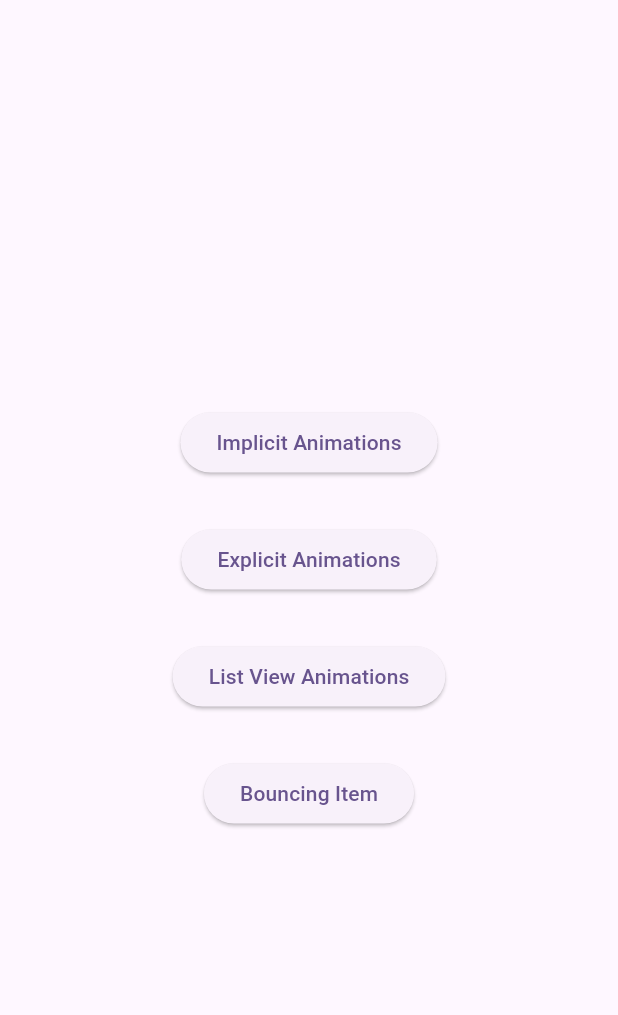
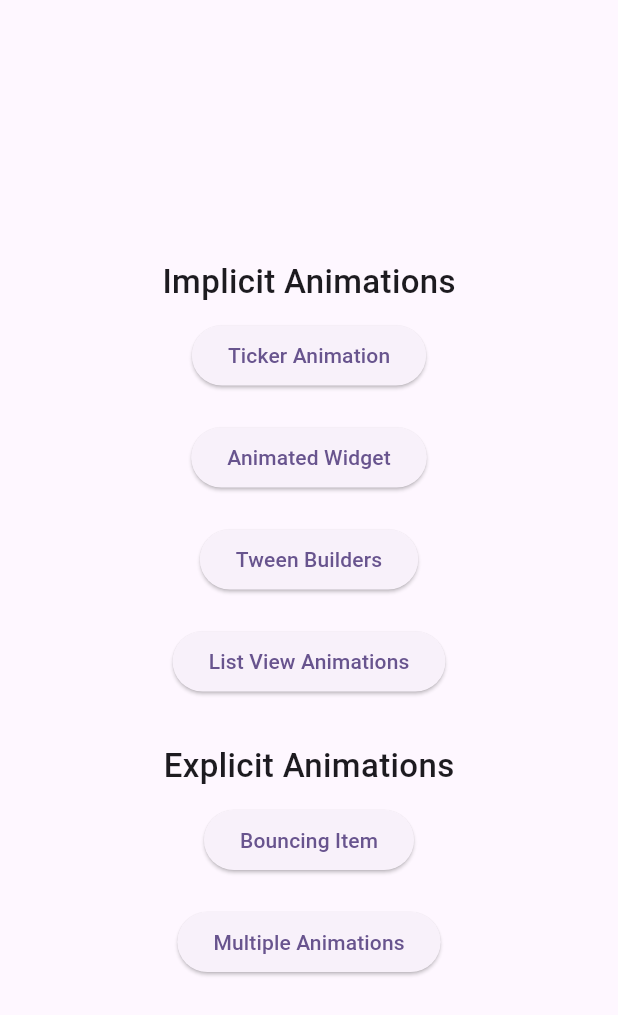
Before and after one commit to gaurishankar007/Flutter-Animations, a Flutter app: the screen it shows after launch, on a phone screen of 412 x 824 dp. Shown: the top 1015 px of the screen. Run offline on Flutter 3.47's test engine with Material 3 defaults, Android fonts, the phone set to English and light mode, and no system bars.

Commit message:
refactor: categorization

```diff
--- a/lib/main.dart
+++ b/lib/main.dart
@@ -1,9 +1,11 @@
 import 'package:flutter/material.dart';
-import 'package:flutter_animations/screens/bouncing_item.dart';
-import 'package:flutter_animations/screens/explicit_animations.dart';
-import 'package:flutter_animations/screens/home.dart';
-import 'package:flutter_animations/screens/implicit_animations.dart';
-import 'package:flutter_animations/screens/list_animation.dart';
+import 'screens/explicit/bouncing_item.dart';
+import 'screens/explicit/multiple_animations.dart';
+import 'screens/home.dart';
+import 'screens/implicit/animated_list_view.dart';
+import 'screens/implicit/animated_widgets.dart';
+import 'screens/implicit/ticker_animation.dart';
+import 'screens/implicit/tween_builders.dart';
 
 void main() {
   runApp(const MyApp());
@@ -24,10 +26,12 @@ class MyApp extends StatelessWidget {
       initialRoute: "/",
       routes: {
         "/": (context) => const Home(),
-        "/implicit": (context) => const ImplicitAnimations(),
-        "/explicit": (context) => const ExplicitAnimations(),
-        "/animatedList": (context) => const ListViewAnimation(),
+        "/ticker": (context) => const TickerAnimation(),
+        "/animatedWidget": (context) => const AnimatedWidgets(),
+        "/tweenBuilder": (context) => const TweenBuilders(),
+        "/animatedListView": (context) => const AnimatedListView(),
         "/bouncingItem": (context) => const BouncingItem(),
+        "/multipleAnimations": (context) => const MultipleAnimations(),
       },
     );
   }
--- a/lib/screens/home.dart
+++ b/lib/screens/home.dart
@@ -14,24 +14,44 @@ class Home extends StatelessWidget {
           child: Column(
             mainAxisAlignment: MainAxisAlignment.center,
             children: [
+              const Text(
+                "Implicit Animations",
+                style: TextStyle(fontWeight: FontWeight.w500, fontSize: 22),
+              ),
+              const SizedBox(height: 10),
               ElevatedButton(
-                onPressed: () => Navigator.pushNamed(context, "/implicit"),
-                child: const Text("Implicit Animations"),
+                onPressed: () => Navigator.pushNamed(context, "/ticker"),
+                child: const Text("Ticker Animation"),
               ),
-              const SizedBox(height: 30),
+              const SizedBox(height: 20),
               ElevatedButton(
-                onPressed: () => Navigator.pushNamed(context, "/explicit"),
-                child: const Text("Explicit Animations"),
+                onPressed: () => Navigator.pushNamed(context, "/animatedWidget"),
+                child: const Text("Animated Widget"),
               ),
-              const SizedBox(height: 30),
+              const SizedBox(height: 20),
               ElevatedButton(
-                onPressed: () => Navigator.pushNamed(context, "/animatedList"),
+                onPressed: () => Navigator.pushNamed(context, "/tweenBuilders"),
+                child: const Text("Tween Builders"),
+              ),
+              const SizedBox(height: 20),
+              ElevatedButton(
+                onPressed: () => Navigator.pushNamed(context, "/animatedListView"),
                 child: const Text("List View Animations"),
               ),
               const SizedBox(height: 30),
+              const Text(
+                "Explicit Animations",
+                style: TextStyle(fontWeight: FontWeight.w500, fontSize: 22),
+              ),
+              const SizedBox(height: 10),
               ElevatedButton(
                 onPressed: () => Navigator.pushNamed(context, "/bouncingItem"),
                 child: const Text("Bouncing Item"),
+              ),
+              const SizedBox(height: 20),
+              ElevatedButton(
+                onPressed: () => Navigator.pushNamed(context, "/multipleAnimations"),
+                child: const Text("Multiple Animations"),
               ),
             ],
           ),
```
Also changed, not shown: lib/screens/explicit/multiple_animations.dart (renamed from lib/screens/explicit_animations.dart, +13 -8 lines), lib/screens/implicit/animated_list_view.dart (renamed from lib/screens/list_animation.dart, +4 -4 lines), lib/screens/implicit/animated_widgets.dart (added, +58 -0 lines), lib/screens/implicit/ticker_animation.dart (added, +70 -0 lines), lib/screens/implicit/tween_builders.dart (added, +67 -0 lines), lib/screens/implicit_animations.dart (deleted, +0 -102 lines), lib/screens/explicit/bouncing_item.dart (renamed from lib/screens/bouncing_item.dart), 1 other file.
